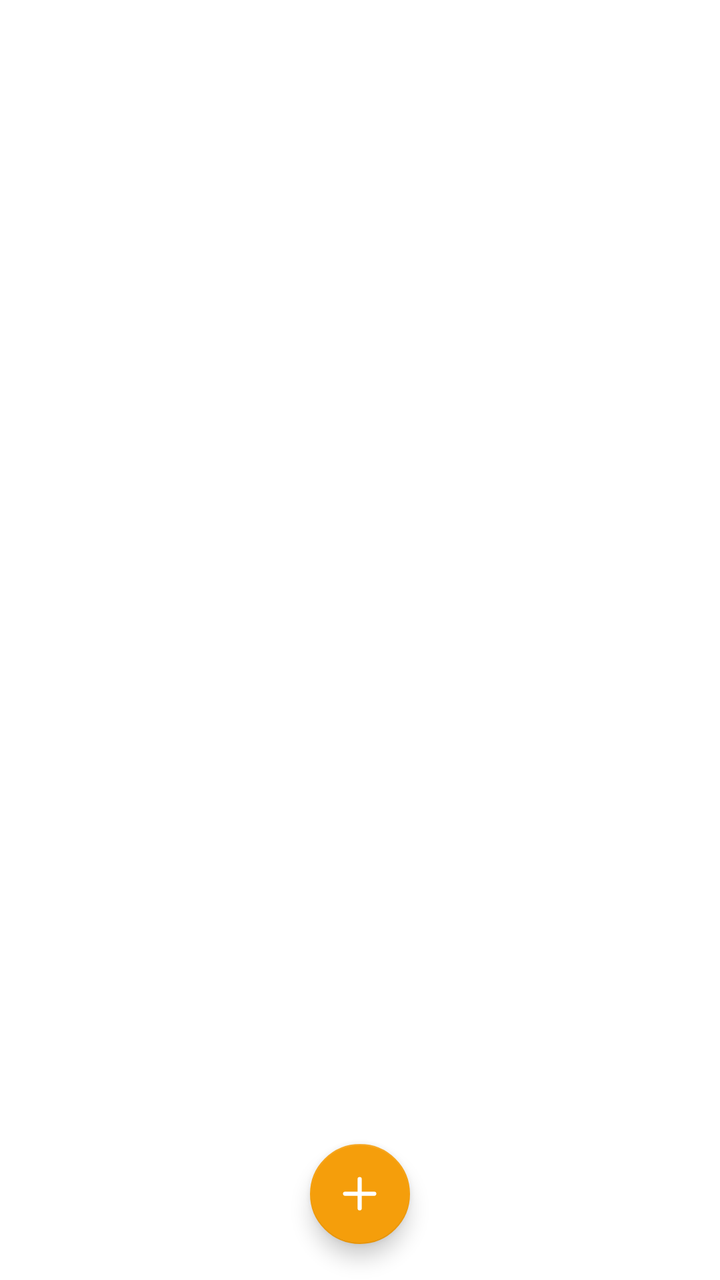
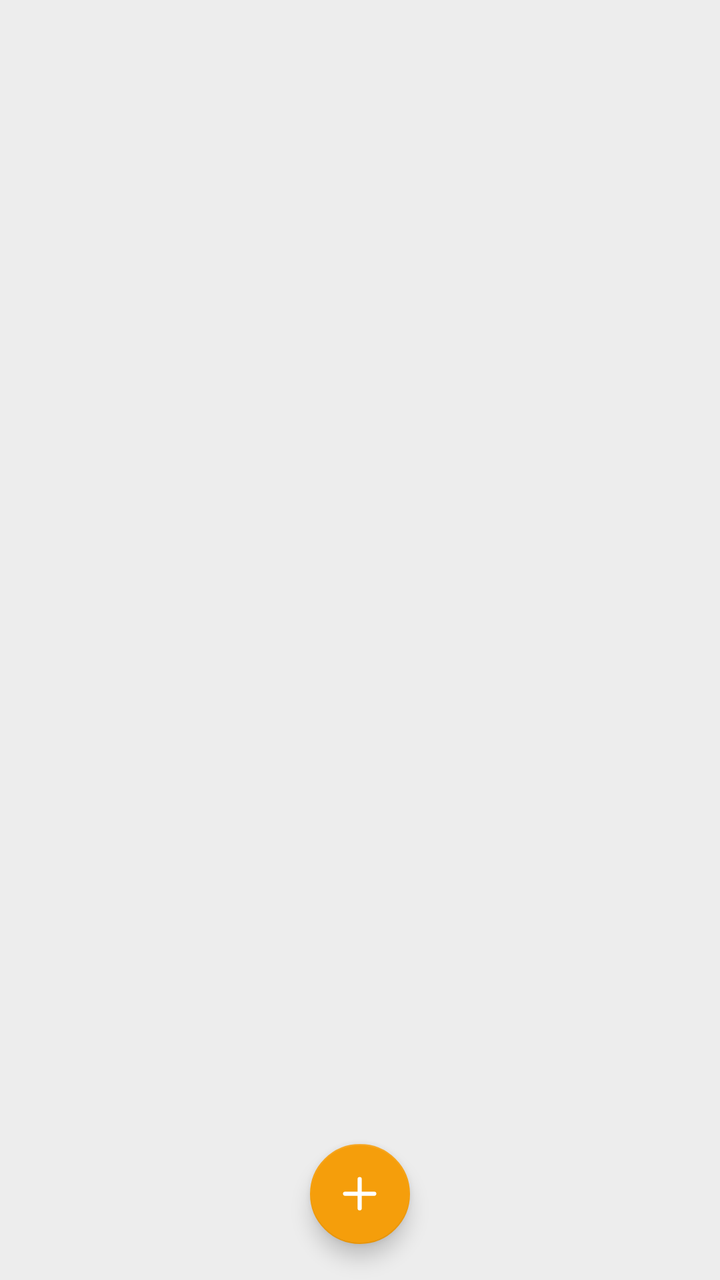

Before-and-after screenshots of an Android layout around one commit, followed by the original layout XML and the change that was made.
<!-- AndroidManifest.xml: application theme Theme.MoneyTracker -->
<!-- res/layout/fragment_transaction.xml -->
<?xml version="1.0" encoding="utf-8"?>
<androidx.constraintlayout.widget.ConstraintLayout xmlns:android="http://schemas.android.com/apk/res/android"
    xmlns:app="http://schemas.android.com/apk/res-auto"
    android:layout_width="match_parent"
    android:layout_height="match_parent">

    
    <com.google.android.material.floatingactionbutton.FloatingActionButton
        android:id="@+id/fabAdd"
        android:layout_width="wrap_content"
        android:layout_height="wrap_content"
        android:contentDescription="@string/app_name"
        android:src="@drawable/ic_add"
        app:backgroundTint="@color/vibrant_orange"
        app:fabCustomSize="50dp"
        app:layout_anchorGravity="top|center"
        app:layout_constraintBottom_toBottomOf="parent"
        app:layout_constraintEnd_toEndOf="parent"
        app:layout_constraintStart_toStartOf="parent"
        app:maxImageSize="25dp"
        app:shapeAppearanceOverlay="@style/FabCircleShape"
        app:tint="@color/white"
        app:useCompatPadding="true" />

</androidx.constraintlayout.widget.ConstraintLayout>
<!-- resources referenced by this layout -->
<resources>
  <color name="vibrant_orange">#FFF59E0B</color>
  <color name="white">#FFFFFFFF</color>
  <!-- drawable ic_add (drawable) -->
  <?xml version="1.0" encoding="utf-8"?>
  <vector xmlns:android="http://schemas.android.com/apk/res/android"
      android:width="24dp"
      android:height="24dp"
      android:viewportWidth="24"
      android:viewportHeight="24">
  
      <path
          android:fillColor="#FFFFFF"
          android:pathData="M12,19L12,5"
          android:strokeWidth="2"
          android:strokeColor="#FFFFFF"
          android:strokeLineCap="round"
          android:strokeLineJoin="round" />
  
      <path
          android:fillColor="#FFFFFF"
          android:pathData="M5,12L19,12"
          android:strokeWidth="2"
          android:strokeColor="#FFFFFF"
          android:strokeLineCap="round"
          android:strokeLineJoin="round" />
  
  </vector>
  <string name="app_name">MoneyTracker</string>
  <style name="FabCircleShape">
          <item name="cornerFamily">rounded</item>
          <item name="cornerSize">50%</item>
      </style>
  <style name="Theme.MoneyTracker" parent="Theme.MaterialComponents.DayNight.DarkActionBar">
          
          <item name="colorPrimary">@color/azure_blue</item>
          <item name="colorPrimaryVariant">@color/emerald_green</item>
          <item name="colorOnPrimary">@color/white</item>
  
          
          <item name="colorSecondary">@color/teal</item>
          <item name="colorSecondaryVariant">@color/dark_teal</item>
          <item name="colorOnSecondary">@color/white</item>
  
          
          <item name="android:statusBarColor">@color/vibrant_orange</item>
          <item name="android:windowLightStatusBar">true</item> 
          <item name="android:windowDrawsSystemBarBackgrounds">true</item>
  
          <item name="android:navigationBarColor">@color/vibrant_orange</item>
          <item name="android:windowFullscreen">false</item>
      </style>
  <color name="azure_blue">#FF2563EB</color>
  <color name="emerald_green">#FF10B981</color>
  <color name="teal">#FF03DAC5</color>
  <color name="dark_teal">#FF018786</color>
</resources>

<!-- the commit's change to res/layout/fragment_transaction.xml (unified diff, before → after) -->
@@ -2,7 +2,73 @@
 <androidx.constraintlayout.widget.ConstraintLayout xmlns:android="http://schemas.android.com/apk/res/android"
     xmlns:app="http://schemas.android.com/apk/res-auto"
     android:layout_width="match_parent"
-    android:layout_height="match_parent">
+    android:layout_height="match_parent"
+    android:background="@color/light_grey">
+
+    <androidx.recyclerview.widget.RecyclerView
+        android:id="@+id/rvTransactions"
+        android:layout_width="0dp"
+        android:layout_height="0dp"
+        android:clipToPadding="false"
+        android:visibility="gone"
+        app:layout_constraintBottom_toTopOf="@id/fabAdd"
+        app:layout_constraintEnd_toEndOf="parent"
+        app:layout_constraintStart_toStartOf="parent"
+        app:layout_constraintTop_toTopOf="parent" />
+
+    <androidx.constraintlayout.widget.ConstraintLayout
+        android:id="@+id/emptyWrapper"
+        android:layout_width="wrap_content"
+        android:layout_height="wrap_content"
+        android:visibility="gone"
+        app:layout_constraintBottom_toBottomOf="parent"
+        app:layout_constraintEnd_toEndOf="parent"
+        app:layout_constraintStart_toStartOf="parent"
+        app:layout_constraintTop_toTopOf="parent">
+
+        <com.airbnb.lottie.LottieAnimationView
+            android:id="@+id/lottieNoData"
+            android:layout_width="200dp"
+            android:layout_height="200dp"
+            app:layout_constraintBottom_toBottomOf="parent"
+            app:layout_constraintEnd_toEndOf="parent"
+            app:layout_constraintStart_toStartOf="parent"
+            app:layout_constraintTop_toTopOf="parent"
+            app:lottie_autoPlay="true"
+            app:lottie_loop="true"
+            app:lottie_rawRes="@raw/no_data" />
+
+        <androidx.appcompat.widget.AppCompatTextView
+            android:id="@+id/emptyTitleLabel"
+            android:layout_width="wrap_content"
+            android:layout_height="wrap_content"
+            android:layout_marginTop="@dimen/margin_8"
+            android:fontFamily="@font/exo2_bold"
+            android:text="@string/no_record"
+            android:textColor="@color/black"
+            android:textSize="@dimen/text_24"
+            app:layout_constraintEnd_toEndOf="parent"
+            app:layout_constraintStart_toStartOf="parent"
+            app:layout_constraintTop_toBottomOf="@+id/lottieNoData" />
+
+        <androidx.appcompat.widget.AppCompatTextView
+            android:layout_width="wrap_content"
+            android:layout_height="wrap_content"
+            android:layout_marginTop="@dimen/margin_6"
+            android:layout_marginBottom="@dimen/margin_6"
+            android:ellipsize="end"
+            android:maxLines="1"
+            android:singleLine="true"
+            android:text="@string/add_record"
+            android:textAlignment="center"
+            android:textColor="@color/grey"
+            android:textSize="@dimen/text_14"
+            app:fontFamily="@font/exo2_medium"
+            app:layout_constraintBottom_toBottomOf="parent"
+            app:layout_constraintEnd_toEndOf="parent"
+            app:layout_constraintStart_toStartOf="parent"
+            app:layout_constraintTop_toBottomOf="@id/emptyTitleLabel" />
+    </androidx.constraintlayout.widget.ConstraintLayout>
 
     
     <com.google.android.material.floatingactionbutton.FloatingActionButton
<!-- resource entries referenced after the edit -->
@@ -1,7 +1,14 @@
 <!-- resources referenced by this layout -->
 <resources>
+  <color name="black">#FF000000</color>
+  <color name="grey">#BDBDBD</color>
+  <color name="light_grey">#EDEDED</color>
   <color name="vibrant_orange">#FFF59E0B</color>
   <color name="white">#FFFFFFFF</color>
+  <dimen name="margin_6">6dp</dimen>
+  <dimen name="margin_8">8dp</dimen>
+  <dimen name="text_14">14sp</dimen>
+  <dimen name="text_24">24sp</dimen>
   <!-- drawable ic_add (drawable) -->
   <?xml version="1.0" encoding="utf-8"?>
   <vector xmlns:android="http://schemas.android.com/apk/res/android"
@@ -27,7 +34,9 @@
           android:strokeLineJoin="round" />
   
   </vector>
+  <string name="add_record">Tap the + button to add your first record.</string>
   <string name="app_name">MoneyTracker</string>
+  <string name="no_record">No Record</string>
   <style name="FabCircleShape">
           <item name="cornerFamily">rounded</item>
           <item name="cornerSize">50%</item>
